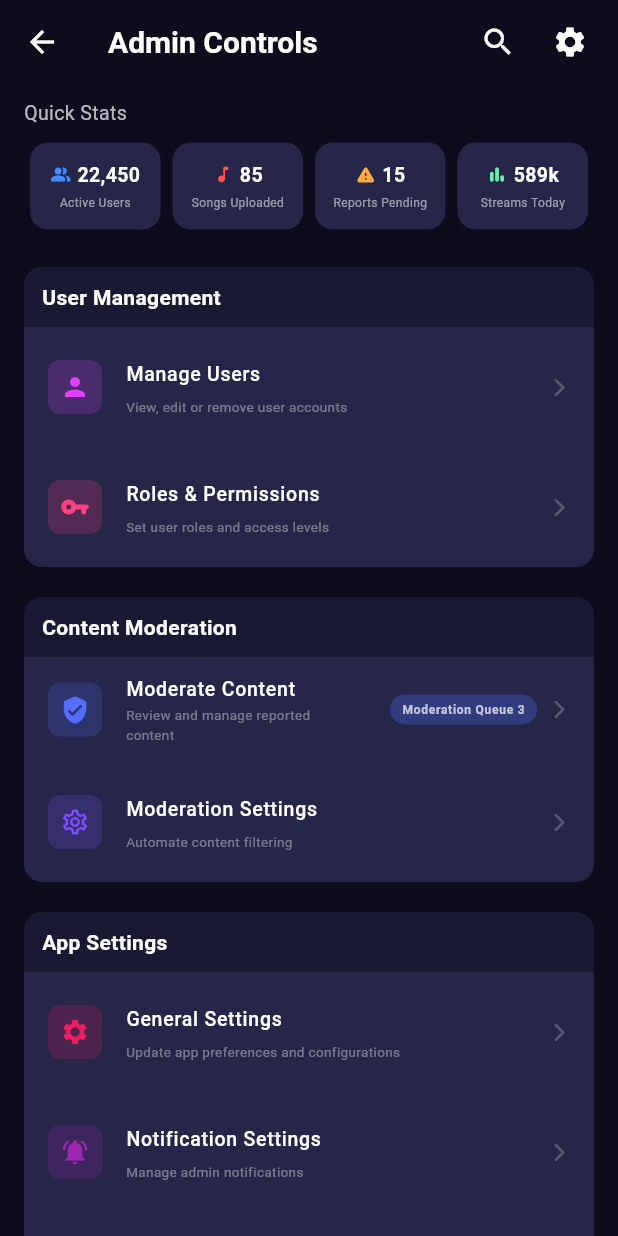
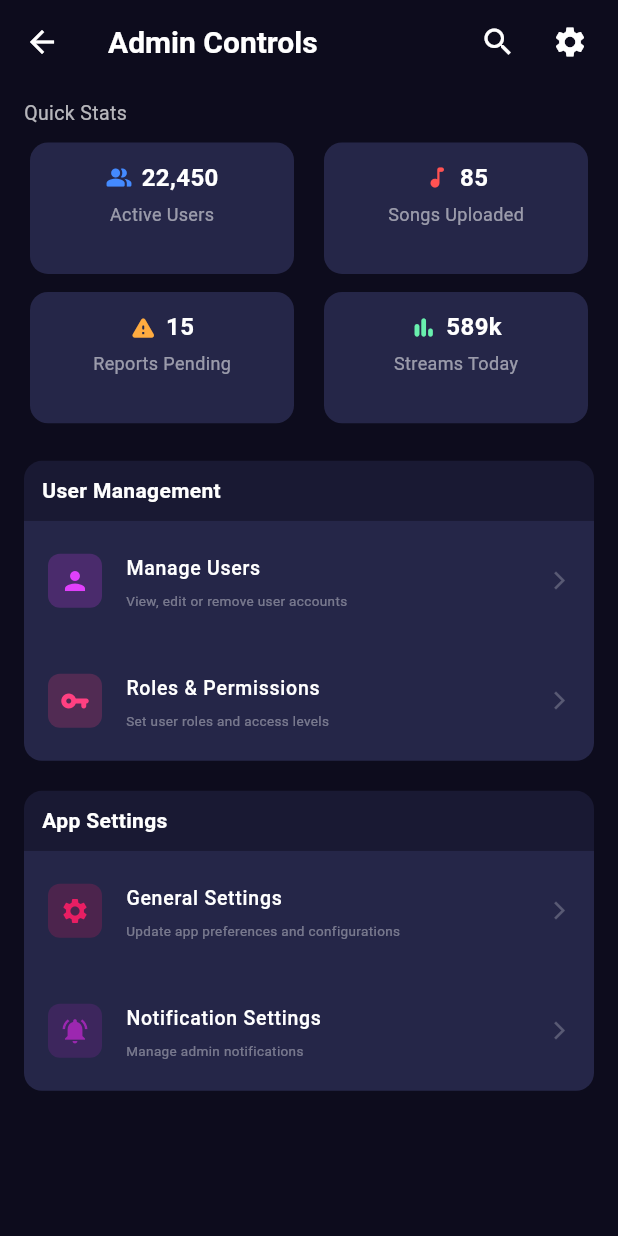
Before and after one commit to niruban-codes/Emora, a Flutter app: the AdminControlScreen screen opened directly, on a phone screen of 412 x 824 dp. Run offline on Flutter 3.47's test engine with Material 3 defaults, Android fonts, the phone set to English and light mode, and no system bars; our stand-ins replace cached_network_image, cloud_firestore, dio, firebase_auth, firebase_core, fl_chart and 6 more; accounts and stored records are empty.

Commit message:
Refactor admin controls screen to use 2x2 stats grid layout

```diff
--- a/frontend/lib/screens/admin_dashboard/admin_controls_screen.dart
+++ b/frontend/lib/screens/admin_dashboard/admin_controls_screen.dart
@@ -30,7 +30,13 @@ class AdminControlScreen extends StatelessWidget {
               padding: EdgeInsets.symmetric(vertical: 10),
               child: Text("Quick Stats", style: TextStyle(color: Colors.white70, fontSize: 13)),
             ),
-            Row(
+            GridView.count(
+              shrinkWrap: true,
+              physics: const NeverScrollableScrollPhysics(),
+              crossAxisCount: 2,
+              mainAxisSpacing: 12,
+              crossAxisSpacing: 12,
+              childAspectRatio: 2.1,
               children: [
                 _buildSmallStatCard("22,450", "Active Users", Icons.people_alt_rounded, Colors.blueAccent),
                 _buildSmallStatCard("85", "Songs Uploaded", Icons.music_note_rounded, Colors.redAccent),
@@ -46,31 +52,10 @@ class AdminControlScreen extends StatelessWidget {
               _buildMenuTile(Icons.vpn_key_rounded, Colors.pinkAccent, "Roles & Permissions", "Set user roles and access levels"),
             ]),
 
-            // 3. CONTENT MODERATION SECTION
-            _buildMenuSection("Content Moderation", [
-              _buildMenuTile(
-                Icons.verified_user_rounded, Colors.indigoAccent, "Moderate Content", "Review and manage reported content",
-                badge: "Moderation Queue 3",
-              ),
-              _buildMenuTile(Icons.settings_outlined, Colors.deepPurpleAccent, "Moderation Settings", "Automate content filtering"),
-            ]),
-
-            // 4. APP SETTINGS SECTION
+            // 3. APP SETTINGS SECTION
             _buildMenuSection("App Settings", [
               _buildMenuTile(Icons.settings, Colors.pink, "General Settings", "Update app preferences and configurations"),
               _buildMenuTile(Icons.notifications_active, Colors.purple, "Notification Settings", "Manage admin notifications"),
-              _buildMenuTile(Icons.monetization_on_rounded, Colors.deepPurple, "Subscription Settings", "Control subscription plans and payments"),
-            ]),
-
-            // 5. REPORTS & LOGS SECTION
-            _buildMenuSection("Reports & Logs", [
-              _buildMenuTile(Icons.show_chart_rounded, Colors.purpleAccent, "Usage Reports", "View detailed usage analytics"),
-              _buildMenuTile(Icons.bar_chart_rounded, Colors.indigo, "Analytics Dashboard", "View and analyze platform performance"),
-              _buildMenuTile(Icons.assignment_rounded, Colors.pinkAccent, "Audit Vlogs", "Track admin actions and changes"),
-              _buildMenuTile(
-                Icons.report_problem_rounded, Colors.purple, "Reports & Moderation", "Moderate reported content and users",
-                badge: "Pending 10",
-              ),
             ]),
             const SizedBox(height: 30),
           ],
@@ -92,13 +77,13 @@ class AdminControlScreen extends StatelessWidget {
             Row(
               mainAxisAlignment: MainAxisAlignment.center,
               children: [
-                Icon(icon, color: color, size: 14),
-                const SizedBox(width: 4),
-                Text(val, style: const TextStyle(fontWeight: FontWeight.bold, fontSize: 13, color: Colors.white)),
+                Icon(icon, color: color, size: 18),
+                const SizedBox(width: 6),
+                Text(val, style: const TextStyle(fontWeight: FontWeight.bold, fontSize: 16, color: Colors.white)),
               ],
             ),
             const SizedBox(height: 4),
-            Text(label, style: const TextStyle(fontSize: 8, color: Colors.white54)),
+            Text(label, style: const TextStyle(fontSize: 12, color: Colors.white54)),
           ],
         ),
       ),
```
